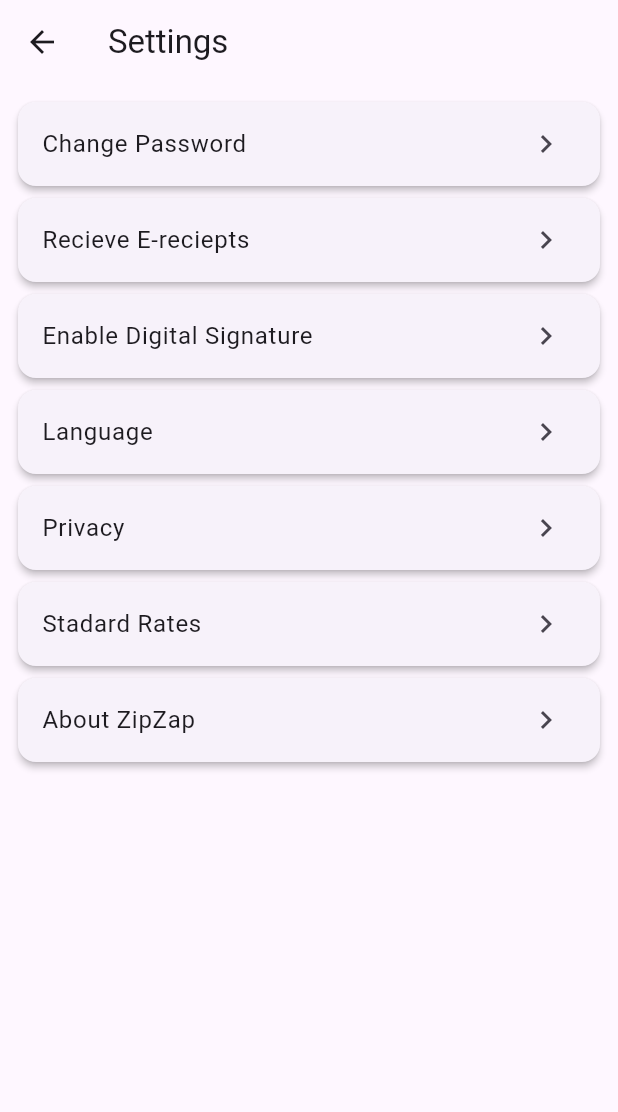
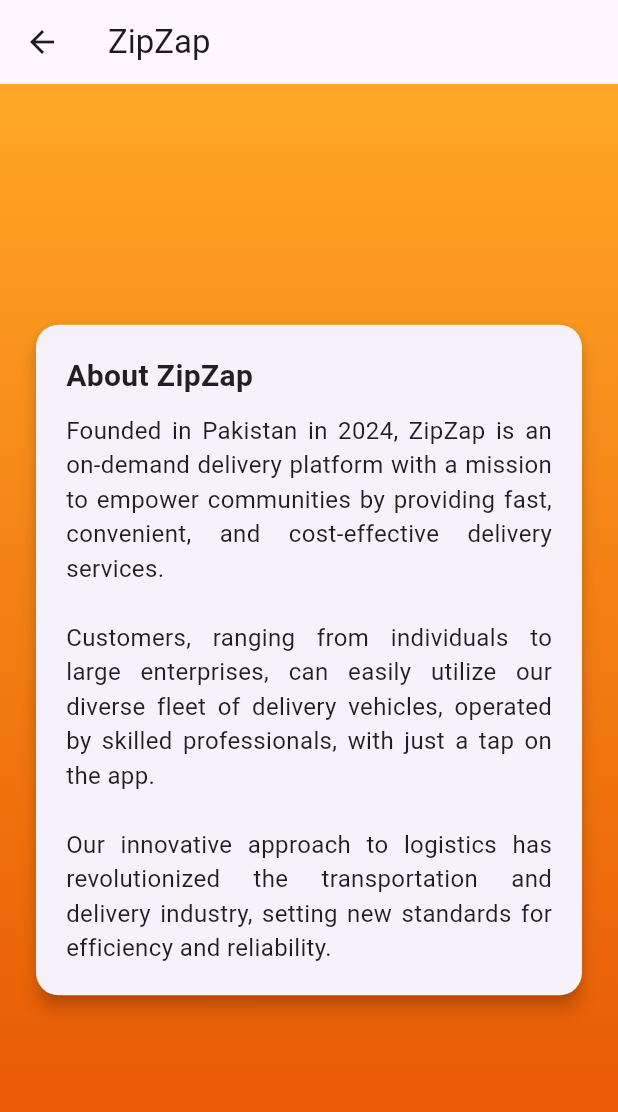
Before and after one commit to arfaidrees/ShipmentTracker, a Flutter app: the Setting screen opened directly, after a tap on "About ZipZap", on a phone screen of 412 x 824 dp. Shown: the top 1112 px of the screen. Run offline on Flutter 3.47's test engine with Material 3 defaults, Android fonts, the phone set to English and light mode, and no system bars; our stand-ins replace animated_text_kit, google_maps_flutter, location; missing offline and left inert: google_maps_webservice.

Commit message:
Wallet and few sub setting pages added

```diff
--- a/lib/Accountype.dart
+++ b/lib/Accountype.dart
@@ -27,7 +27,7 @@ class AccountType extends StatelessWidget {
       body: Container(
         decoration: BoxDecoration(
           image: DecorationImage(
-            image: AssetImage('assets/box.jpg'),t
+            image: AssetImage('assets/box.jpg'),
             fit: BoxFit.cover,
           ),
         ),
--- a/lib/Settings.dart
+++ b/lib/Settings.dart
@@ -1,23 +1,62 @@
 import 'package:flutter/material.dart';
 
-class Setting extends StatelessWidget {
+class Setting extends StatefulWidget {
+  @override
+  _SettingState createState() => _SettingState();
+}
+
+class _SettingState extends State<Setting> {
+  bool showAboutSection = false;
+
   @override
   Widget build(BuildContext context) {
     return Scaffold(
       appBar: AppBar(
+        centerTitle: true,
         title: Text('Settings'),
       ),
       body: Padding(
         padding: const EdgeInsets.all(8.0),
         child: Column(
-          children: [
-            CardItem(title: 'Change Password', hasArrow: true),
-            CardItem(title: 'Recieve E-reciepts', hasArrow: true),
+            children: [
+          CardItem(
+          title: 'Change Password',
+          hasArrow: true,
+          onTap: () {
+            Navigator.push(
+              context,
+              MaterialPageRoute(builder: (context) => PasswordChangeScreen()),
+            );
+          },
+        ),
+            CardItem(title: 'Receive E-receipts', hasArrow: true),
             CardItem(title: 'Enable Digital Signature', hasArrow: true),
             CardItem(title: 'Language', hasArrow: true),
             CardItem(title: 'Privacy', hasArrow: true),
-            CardItem(title: 'Stadard Rates', hasArrow: true),
-            CardItem(title: 'About ZipZap', hasArrow: true),
+            CardItem(title: 'Standard Rates', hasArrow: true),
+            CardItem(
+              title: 'About ZipZap',
+              hasArrow: true,
+              onTap: () {
+                Navigator.push(
+                  context,
+                  MaterialPageRoute(builder: (context) => AboutPage()),
+                );
+              },
+            ),
+            Expanded(child: SizedBox()), // Spacer to push "Sign Out" to the bottom
+            Center(
+              child: CardItem(
+                title: 'Sign Out',
+                hasArrow: false,
+                textColor: Colors.orange,
+                onTap: () {
+                  // Handle sign-out action here
+                  // For example:
+                  // Navigator.pushReplacementNamed(context, '/login');
+                },
+              ),
+            ),
           ],
         ),
       ),
@@ -28,11 +67,15 @@ class Setting extends StatelessWidget {
 class CardItem extends StatelessWidget {
   final String title;
   final bool hasArrow;
+  final VoidCallback? onTap;
+  final Color? textColor;
 
   const CardItem({
     Key? key,
     required this.title,
     this.hasArrow = false,
+    this.onTap,
+    this.textColor,
   }) : super(key: key);
 
   @override
@@ -40,11 +83,137 @@ class CardItem extends StatelessWidget {
     return Card(
       elevation: 2,
       child: ListTile(
-        title: Text(title),
+        title: Text(
+          title,
+          style: TextStyle(color: textColor),
+        ),
         trailing: hasArrow ? Icon(Icons.keyboard_arrow_right) : null,
-        onTap: () {
-        },
+        onTap: onTap,
       ),
     );
   }
 }
+
+
+
+
+class PasswordChangeScreen extends StatefulWidget {
+  @override
+  _PasswordChangeScreenState createState() => _PasswordChangeScreenState();
+}
+
+class _PasswordChangeScreenState extends State<PasswordChangeScreen> {
+  String _phoneNumber = '';
+  String _verificationCode = '';
+  String _errorMessage = '';
+
+  final _phoneNumberController = TextEditingController();
+  final _verificationCodeController = TextEditingController();
+
+  @override
+  Widget build(BuildContext context) {
+    return Scaffold(
+      body: Padding(
+        padding: const EdgeInsets.all(16.0),
+        child: Column(
+          children: [
+            Text(
+              'To change your Password,verify your phone number ',
+              style: TextStyle(
+                fontSize: 24.0,
+                fontWeight: FontWeight.bold,
+                color: Colors.black,
+              ),
+            ),
+            TextField(
+              controller: _phoneNumberController,
+              decoration: InputDecoration(
+                labelText: 'Phone Number',
+                errorText: _errorMessage,
+              ),
+              keyboardType: TextInputType.phone,
+            ),
+            SizedBox(height: 16.0),
+            TextField(
+              controller: _verificationCodeController,
+              decoration: InputDecoration(
+                labelText: 'Verification Code',
+              ),
+              keyboardType: TextInputType.number,
+            ),
+            SizedBox(height: 16.0),
+        ElevatedButton(
+          onPressed: () {
+            // Verify phone number and change password here
+            // You can use a package like `firebase_auth` to handle phone number verification
+          },
+          child: Text('Continue'),
+          style: ElevatedButton.styleFrom(
+            backgroundColor: Colors.orange,
+            textStyle: TextStyle(color: Colors.white),
+          ),
+        )
+          ],
+        ),
+      ),
+    );
+  }
+}
+
+class AboutPage extends StatelessWidget {
+  @override
+  Widget build(BuildContext context) {
+    return Scaffold(
+      appBar: AppBar(
+        title: Text('ZipZap'),
+      ),
+      body: Container(
+        padding: EdgeInsets.all(20.0),
+        decoration: BoxDecoration(
+          gradient: LinearGradient(
+            begin: Alignment.topCenter,
+            end: Alignment.bottomCenter,
+            colors: [Colors.orange.shade400, Colors.orange.shade900],
+          ),
+        ),
+        child: Center(
+          child: Card(
+            elevation: 5.0,
+            shape: RoundedRectangleBorder(
+              borderRadius: BorderRadius.circular(15.0),
+            ),
+            child: Padding(
+              padding: EdgeInsets.all(20.0),
+              child: Column(
+                mainAxisSize: MainAxisSize.min,
+                crossAxisAlignment: CrossAxisAlignment.start,
+                children: [
+                  Text(
+                    'About ZipZap',
+                    style: TextStyle(
+                      fontSize: 20.0,
+                      fontWeight: FontWeight.bold,
+                      color: Colors.black87,
+                    ),
+                  ),
+                  SizedBox(height: 10.0),
+                  Text(
+                    'Founded in Pakistan in 2024, ZipZap is an on-demand delivery platform with a mission to empower communities by providing fast, convenient, and cost-effective delivery services.\n\n'
+                        'Customers, ranging from individuals to large enterprises, can easily utilize our diverse fleet of delivery vehicles, operated by skilled professionals, with just a tap on the app.\n\n'
+                        'Our innovative approach to logistics has revolutionized the transportation and delivery industry, setting new standards for efficiency and reliability.',
+                    textAlign: TextAlign.justify,
+                    style: TextStyle(
+                      fontSize: 16.0,
+                      color: Colors.black87,
+                      fontWeight: FontWeight.normal,
+                    ),
+                  ),
+                ],
+              ),
+            ),
+          ),
+        ),
+      ),
+    );
+  }
+}
--- a/lib/drivers.dart
+++ b/lib/drivers.dart
@@ -7,7 +7,7 @@ class DriversScreen extends StatefulWidget {
 
 class _DriversScreenState extends State<DriversScreen> {
   TextEditingController _nameController = TextEditingController();
-  String? _selectedCategory; // Use nullable type
+  String? _selectedCategory;
   List<String> _carDrivers = [];
   List<String> _bikeDrivers = [];
 
```
Also changed, not shown: lib/home.dart (+7 -1 lines), lib/login.dart (+3 -6 lines), lib/wallet.dart (added, +48 -0 lines).
